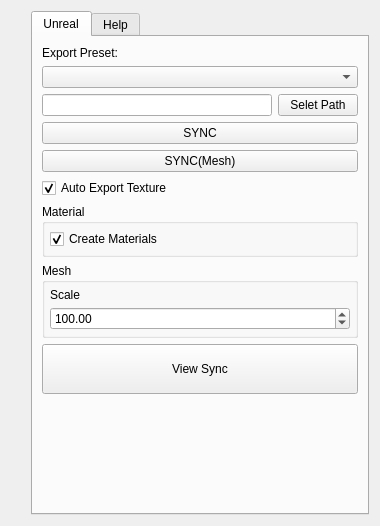
The window that sp_sync_ui.ui (yangskin/SPsync) describes before a commit, drawn with Qt 5.
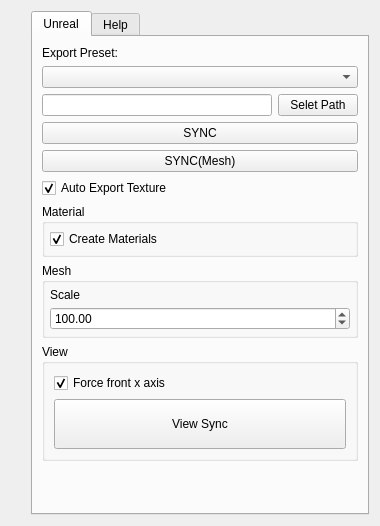
The same window after the commit.

The edit to the form file:
```diff
--- a/sp_sync_ui.ui
+++ b/sp_sync_ui.ui
@@ -232,6 +232,22 @@
         </widget>
        </item>
        <item>
+        <widget class="QGroupBox" name="groupBox_3">
+         <property name="title">
+          <string>View</string>
+         </property>
+         <layout class="QVBoxLayout" name="verticalLayout_5">
+          <item>
+           <widget class="QCheckBox" name="force_front_x_axis">
+            <property name="text">
+             <string>Force front x axis</string>
+            </property>
+            <property name="checked">
+             <bool>true</bool>
+            </property>
+           </widget>
+          </item>
+          <item>
         <widget class="QToolButton" name="sync_view">
          <property name="sizePolicy">
           <sizepolicy hsizetype="Preferred" vsizetype="Fixed">
@@ -266,6 +282,9 @@
          <property name="checked">
           <bool>false</bool>
          </property>
+           </widget>
+          </item>
+         </layout>
         </widget>
        </item>
        <item>
```
Lines whose indentation alone changed are shown as unchanged.
